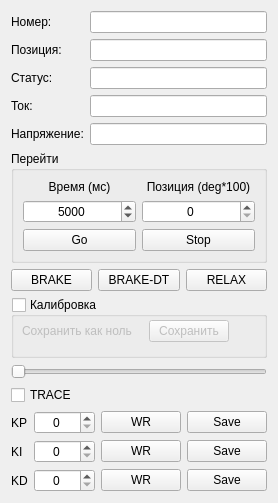
This is Widgets/MotorControlWidget.ui in AlexanderMokhov/AR-600Controller as Qt 5 draws it before an edit. The edited form follows.
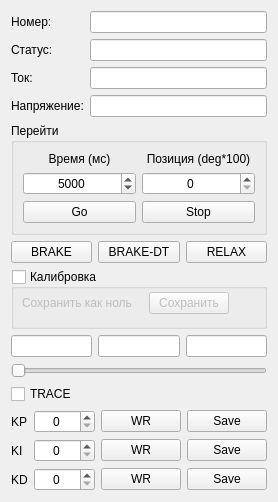
This is the edited form.

Diff of the .ui file:
```diff
--- a/Widgets/MotorControlWidget.ui
+++ b/Widgets/MotorControlWidget.ui
@@ -6,12 +6,12 @@
    <rect>
     <x>0</x>
     <y>0</y>
-    <width>256</width>
-    <height>503</height>
+    <width>257</width>
+    <height>490</height>
    </rect>
   </property>
   <property name="sizePolicy">
-   <sizepolicy hsizetype="Fixed" vsizetype="Expanding">
+   <sizepolicy hsizetype="Ignored" vsizetype="Fixed">
     <horstretch>0</horstretch>
     <verstretch>0</verstretch>
    </sizepolicy>
@@ -26,6 +26,9 @@
    <string>Form</string>
   </property>
   <layout class="QGridLayout" name="gridLayout_2">
+   <property name="sizeConstraint">
+    <enum>QLayout::SetDefaultConstraint</enum>
+   </property>
    <item row="0" column="0">
     <layout class="QGridLayout" name="gridLayout">
      <item row="0" column="0">
@@ -46,30 +49,13 @@
       </widget>
      </item>
      <item row="1" column="0">
-      <widget class="QLabel" name="label_2">
-       <property name="text">
-        <string>Позиция:</string>
-       </property>
-      </widget>
-     </item>
-     <item row="1" column="1">
-      <widget class="QLineEdit" name="lineCurrentPos">
-       <property name="alignment">
-        <set>Qt::AlignCenter</set>
-       </property>
-       <property name="readOnly">
-        <bool>true</bool>
-       </property>
-      </widget>
-     </item>
-     <item row="2" column="0">
       <widget class="QLabel" name="label_6">
        <property name="text">
         <string>Статус:</string>
        </property>
       </widget>
      </item>
-     <item row="2" column="1">
+     <item row="1" column="1">
       <widget class="QLineEdit" name="lineStatus">
        <property name="alignment">
         <set>Qt::AlignCenter</set>
@@ -79,14 +65,14 @@
        </property>
       </widget>
      </item>
-     <item row="3" column="0">
+     <item row="2" column="0">
       <widget class="QLabel" name="label_8">
        <property name="text">
         <string>Ток:</string>
        </property>
       </widget>
      </item>
-     <item row="3" column="1">
+     <item row="2" column="1">
       <widget class="QLineEdit" name="lineStatusI">
        <property name="alignment">
         <set>Qt::AlignCenter</set>
@@ -96,14 +82,14 @@
        </property>
       </widget>
      </item>
-     <item row="4" column="0">
+     <item row="3" column="0">
       <widget class="QLabel" name="label_9">
        <property name="text">
         <string>Напряжение:</string>
        </property>
       </widget>
      </item>
-     <item row="4" column="1">
+     <item row="3" column="1">
       <widget class="QLineEdit" name="lineStatusU">
        <property name="alignment">
         <set>Qt::AlignCenter</set>
@@ -302,6 +288,43 @@
     </layout>
    </item>
    <item row="4" column="0">
+    <layout class="QHBoxLayout" name="horizontalLayout_3">
+     <property name="sizeConstraint">
+      <enum>QLayout::SetDefaultConstraint</enum>
+     </property>
+     <item>
+      <widget class="QLineEdit" name="lineMinAngle">
+       <property name="alignment">
+        <set>Qt::AlignCenter</set>
+       </property>
+       <property name="readOnly">
+        <bool>true</bool>
+       </property>
+      </widget>
+     </item>
+     <item>
+      <widget class="QLineEdit" name="lineCurrentAngle">
+       <property name="alignment">
+        <set>Qt::AlignCenter</set>
+       </property>
+       <property name="readOnly">
+        <bool>true</bool>
+       </property>
+      </widget>
+     </item>
+     <item>
+      <widget class="QLineEdit" name="lineMaxAngle">
+       <property name="alignment">
+        <set>Qt::AlignCenter</set>
+       </property>
+       <property name="readOnly">
+        <bool>true</bool>
+       </property>
+      </widget>
+     </item>
+    </layout>
+   </item>
+   <item row="5" column="0">
     <layout class="QVBoxLayout" name="verticalLayout_3">
      <item>
       <widget class="QSlider" name="SliderPosition">
@@ -319,7 +342,7 @@
      </item>
     </layout>
    </item>
-   <item row="5" column="0">
+   <item row="6" column="0">
     <layout class="QGridLayout" name="gridLayout_5">
      <item row="0" column="0">
       <widget class="QLabel" name="label_11">
```
Left out of the diff: 22 changed lines with no effect on the pictures.
